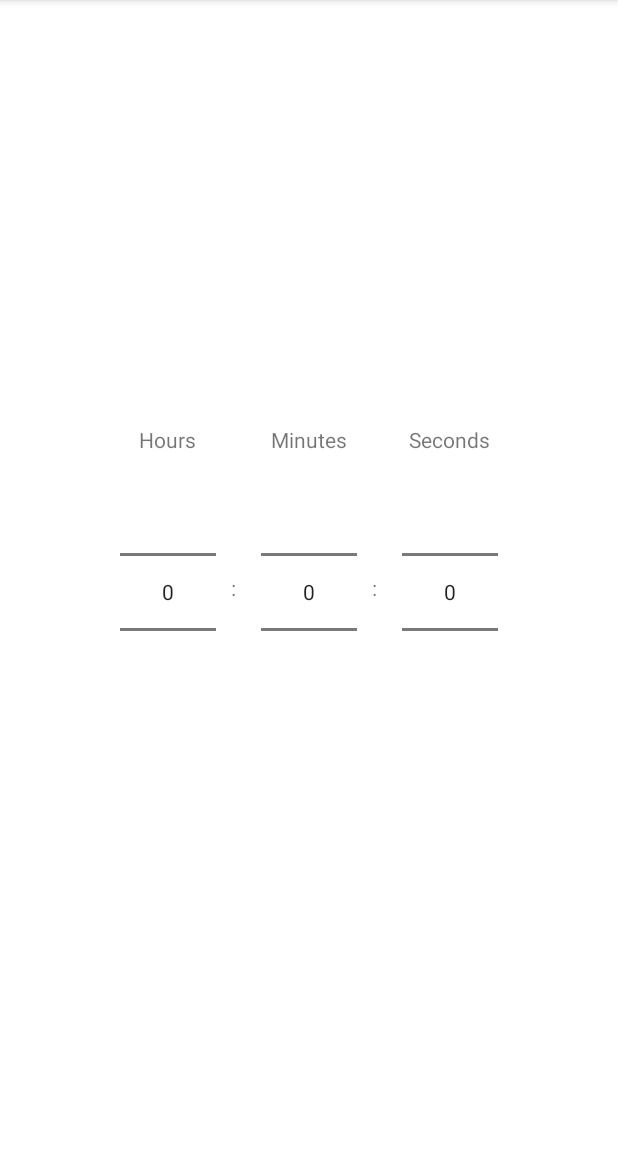
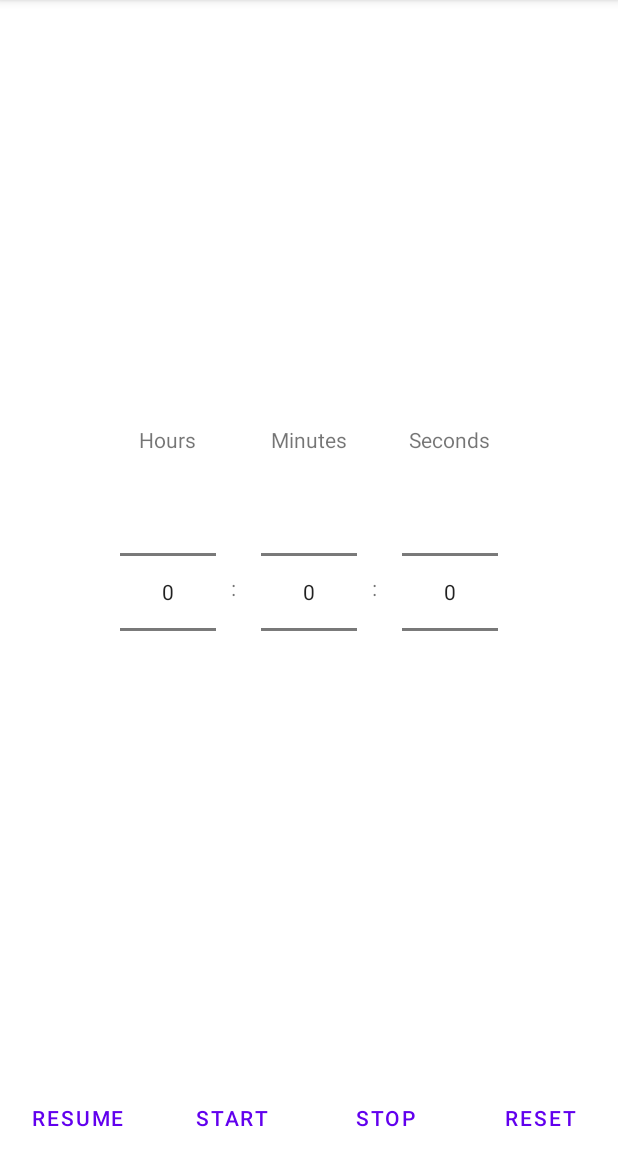
Before and after one commit to VongolaTeong/RandomSongTimer, an Android app: the screen it shows after launch (MainActivity), on a phone screen of 412 x 824 dp, the part 84-1236 px from its top. Run offline under Robolectric (Android 15) with nearby library versions, the phone set to English and light mode, and no system bars.

Commit message:
button UI

```diff
--- a/app/src/main/res/layout/activity_main.xml
+++ b/app/src/main/res/layout/activity_main.xml
@@ -102,7 +102,47 @@
                 android:layout_gravity="center"
                 android:descendantFocusability="blocksDescendants" />
         </LinearLayout>
+    </LinearLayout>
 
+        <LinearLayout
+            android:layout_width="match_parent"
+            android:layout_height="45dp"
+            android:animateLayoutChanges="true"
+            app:layout_constraintLeft_toLeftOf="parent"
+            app:layout_constraintRight_toRightOf="parent"
+            app:layout_constraintBottom_toBottomOf="parent"
+            >
+
+            <Button
+                android:id="@+id/button_resume_timer"
+                android:layout_width="0dp"
+                android:layout_weight="1"
+                android:layout_height="wrap_content"
+                android:text="@string/resume"
+                style="?android:attr/buttonBarButtonStyle" />
+
+            <Button
+                android:id="@+id/button_start_timer"
+                android:layout_width="0dp"
+                android:layout_weight="1"
+                android:layout_height="wrap_content"
+                android:text="@string/start"
+                style="?android:attr/buttonBarButtonStyle" />
+            <Button
+                android:id="@+id/button_stop_timer"
+                android:layout_height="wrap_content"
+                android:layout_width="0dp"
+                android:layout_weight="1"
+                android:text="@string/stop"
+                style="?android:attr/buttonBarButtonStyle" />
+
+            <Button
+                android:id="@+id/button_reset_timer"
+                android:layout_height="wrap_content"
+                android:layout_width="0dp"
+                android:layout_weight="1"
+                android:text="@string/reset"
+                style="?android:attr/buttonBarButtonStyle" />
 
     </LinearLayout>
 </androidx.constraintlayout.widget.ConstraintLayout>
--- a/app/src/main/res/values/strings.xml
+++ b/app/src/main/res/values/strings.xml
@@ -5,4 +5,8 @@
     <string name="minutes">Minutes</string>
     <string name="seconds">Seconds</string>
     <string name="separation">:</string>
+    <string name="resume">resume</string>
+    <string name="start">start</string>
+    <string name="reset">reset</string>
+    <string name="stop">stop</string>
 </resources>
```
